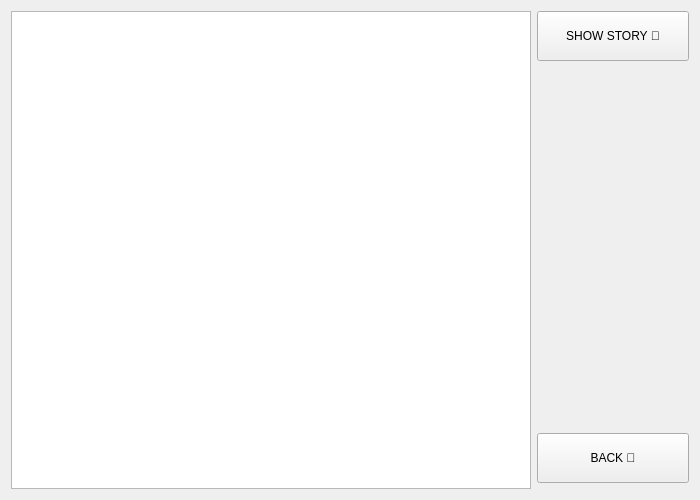
The window that Chat-Application/showstories.ui (verina101/Chat-Application) describes before a commit, drawn with Qt 5.
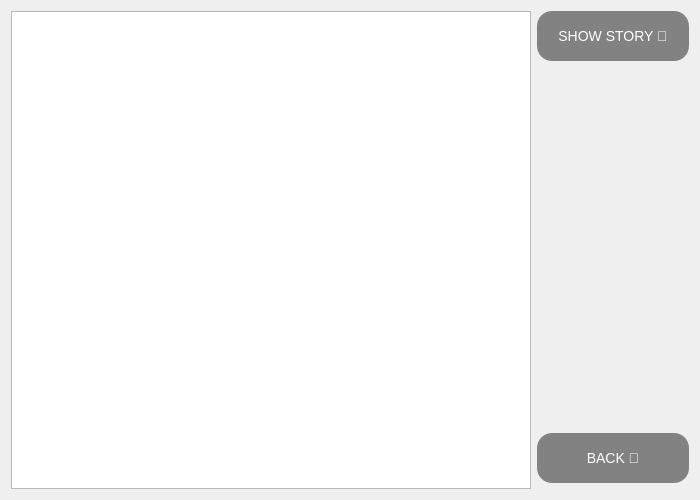
The same window after the commit. Icons and pictures are not drawn.

Patch:
```diff
--- a/Chat-Application/showstories.ui
+++ b/Chat-Application/showstories.ui
@@ -46,6 +46,13 @@
          <height>50</height>
         </size>
        </property>
+       <property name="styleSheet">
+        <string notr="true">background:rgb(130, 130, 130);
+font:14px;
+color:white;
+border-radius:15px;
+</string>
+       </property>
        <property name="text">
         <string>SHOW STORY 🤩</string>
        </property>
@@ -72,6 +79,13 @@
          <height>50</height>
         </size>
        </property>
+       <property name="styleSheet">
+        <string notr="true">background:rgb(130, 130, 130);
+font:14px;
+color:white;
+border-radius:15px;
+</string>
+       </property>
        <property name="text">
         <string>BACK 🥺</string>
        </property>
```
